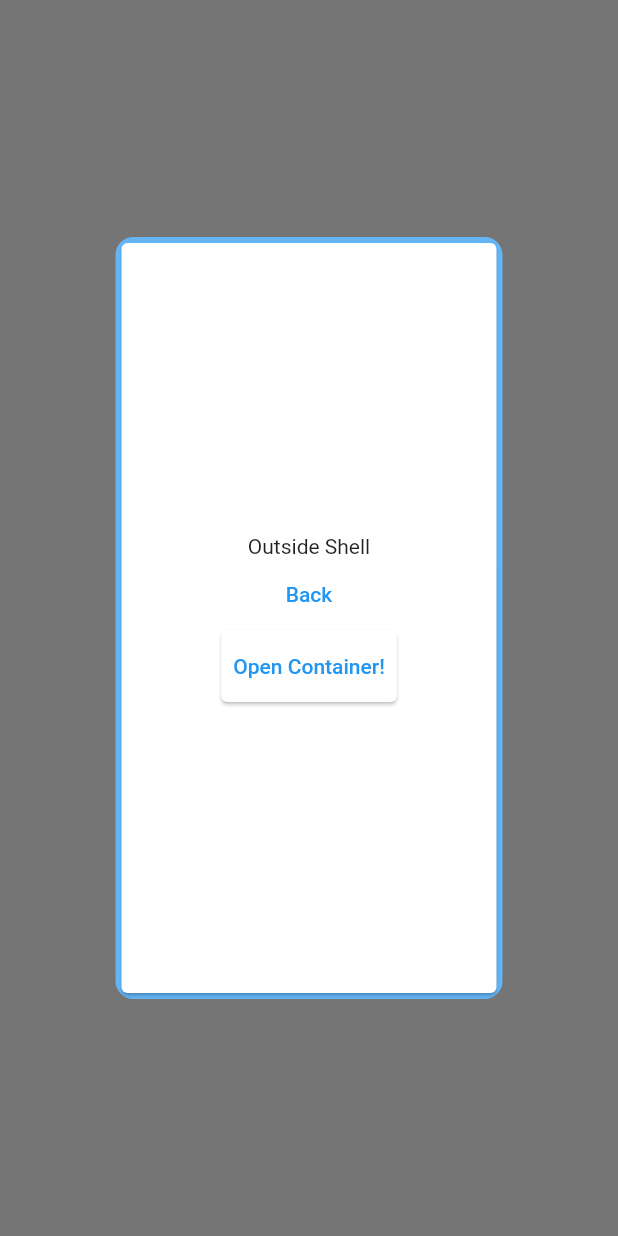
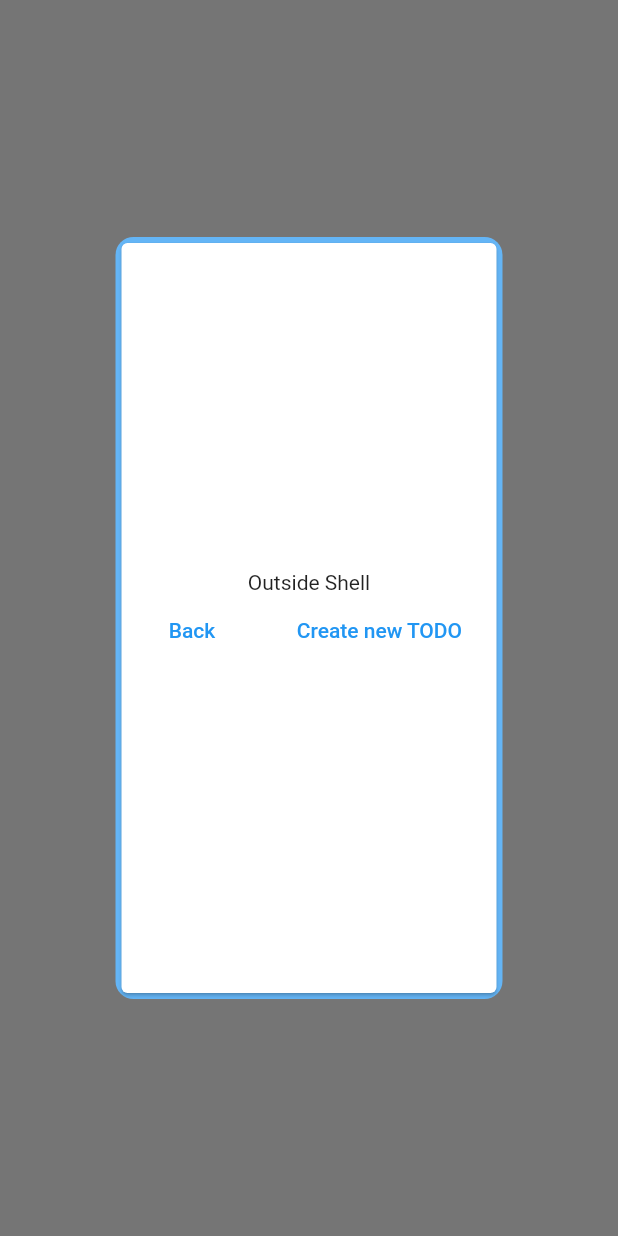
Before and after one commit to Hippopop/full-stack-todo, a Flutter app: the AddTodoCard screen opened by its route, on a phone screen of 412 x 824 dp. Run offline on Flutter 3.47's test engine with Material 2 defaults, Android fonts, the light colour scheme and no system bars; our stand-ins replace dio, envied, flutter_riverpod, freezed_annotation, go_router, lottie; generated files the repository leaves out were written again; network calls fail.

Commit message:
create, read, delete done!

```diff
--- a/todo_client/lib/src/constants/server/api/api_config.dart
+++ b/todo_client/lib/src/constants/server/api/api_config.dart
@@ -2,7 +2,7 @@ import 'package:envied/envied.dart';
 
 part 'api_config.g.dart';
 
-@Envied(path: '.env', obfuscate: true)
+@Envied(path: '.env.dev', obfuscate: true)
 abstract class APIConfig {
   @EnviedField(varName: 'BASE_URL')
   static final String baseURl = _APIConfig.baseURl;
--- a/todo_client/lib/src/features/homepage/views/add_todo.dart
+++ b/todo_client/lib/src/features/homepage/views/add_todo.dart
@@ -1,14 +1,16 @@
-import 'package:animations/animations.dart';
 import 'package:flutter/material.dart';
+import 'package:flutter_riverpod/flutter_riverpod.dart';
 import 'package:go_router/go_router.dart';
+import 'package:todo_client/src/features/homepage/controllers/homepage_controllers.dart';
+import 'package:todo_client/src/repository/repository.dart';
 
-class AddTodoCard extends StatelessWidget {
+class AddTodoCard extends ConsumerWidget {
   const AddTodoCard({
     super.key,
   });
 
   @override
-  Widget build(BuildContext context) {
+  Widget build(BuildContext context, WidgetRef ref) {
     return Center(
       child: Material(
         clipBehavior: Clip.antiAlias,
@@ -24,9 +26,11 @@ class AddTodoCard extends StatelessWidget {
               crossAxisAlignment: CrossAxisAlignment.center,
               children: [
                 const Text('Outside Shell'),
+                Row(
+                  mainAxisAlignment: MainAxisAlignment.spaceAround,
+                  children: [
                     TextButton(
                       onPressed: () {
-                    // context.pop();
                         showSearch(
                           context: context,
                           delegate: TodoSearch(),
@@ -36,7 +40,24 @@ class AddTodoCard extends StatelessWidget {
                         "Back",
                       ),
                     ),
-                OpenContainer(
+                    TextButton(
+                      onPressed: () {
+                        const todo = Todo(
+                          id: 0,
+                          priority: "low",
+                          state: "active",
+                          title: "Maybe 3rd Ever TODO from APP!",
+                          description: "Now with description. Fun Huhh!"
+                        );
+                        ref.read(todosController.notifier).addTodo(todo);
+                      },
+                      child: const Text(
+                        "Create new TODO",
+                      ),
+                    ),
+                  ],
+                ),
+                /* OpenContainer(
                   transitionType: ContainerTransitionType.fadeThrough,
                   openBuilder: (context, action) => TextButton(
                     onPressed: action,
@@ -50,7 +71,7 @@ class AddTodoCard extends StatelessWidget {
                       "Open Container!",
                     ),
                   ),
-                ),
+                ), */
               ],
             ),
           ),
--- a/todo_client/lib/src/repository/todo_repository/todo_repository.dart
+++ b/todo_client/lib/src/repository/todo_repository/todo_repository.dart
@@ -14,8 +14,8 @@ abstract class TodoRepository {
   Future<ResponseWrapper<List, List<Todo>>> getAllTodo();
   Future<ResponseWrapper<Map, Todo>> addTodo({required Todo newTodo});
   Future<ResponseWrapper<Map, Todo>> updateTodo({required Todo newTodo});
-  Future<ResponseWrapper<Map<String, int>, int>> deleteSingleTodo({required int id});
-  Future<ResponseWrapper<Map<String, List<int>>, List<int>>> deleteMultipleTodo({
+  Future<ResponseWrapper<Map<String, dynamic>, int>> deleteSingleTodo({required int id});
+  Future<ResponseWrapper<Map<String, List<dynamic>>, List<int>>> deleteMultipleTodo({
     required List<int> idList,
   });
 }
```
Also changed, not shown: todo_client/lib/src/data/todo_provider/todo_repository_impl.dart (+8 -5 lines), todo_client/lib/src/features/homepage/controllers/todo_controller.dart (+24 -3 lines), todo_client/lib/src/features/homepage/views/todo_screen.dart (+13 -2 lines), 1 other file. Lines whose indentation alone changed are shown as unchanged.
